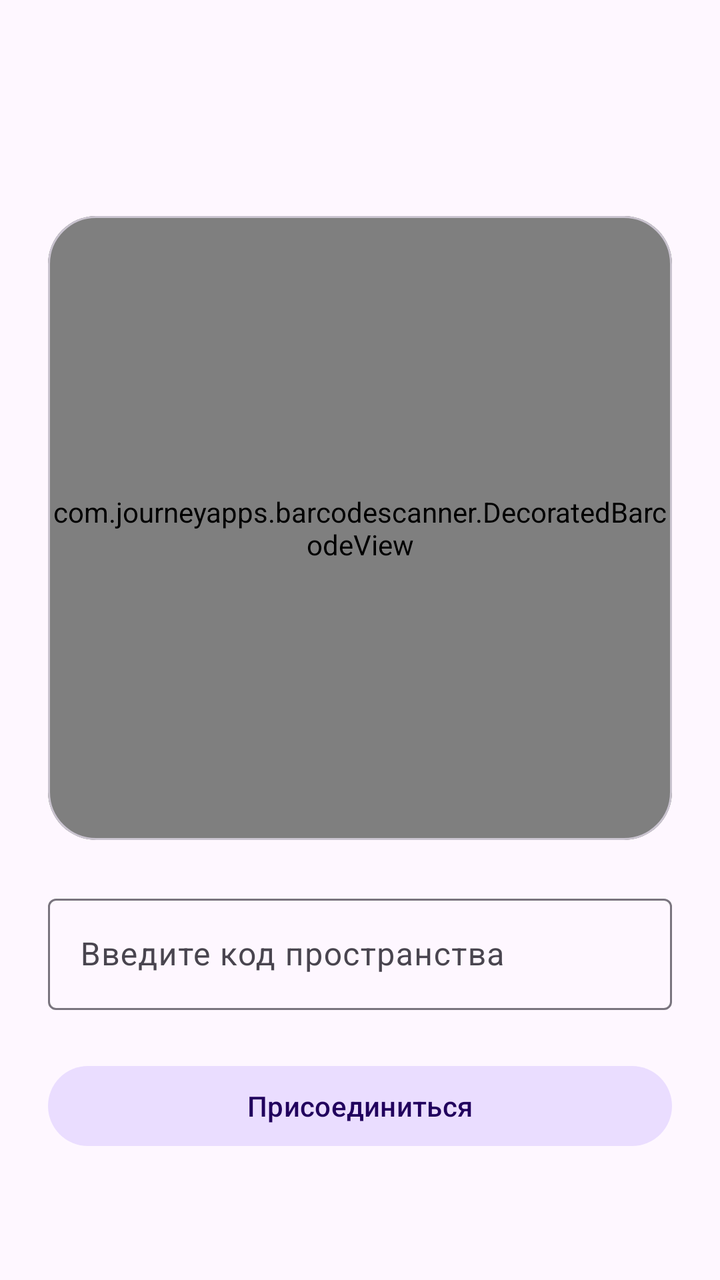
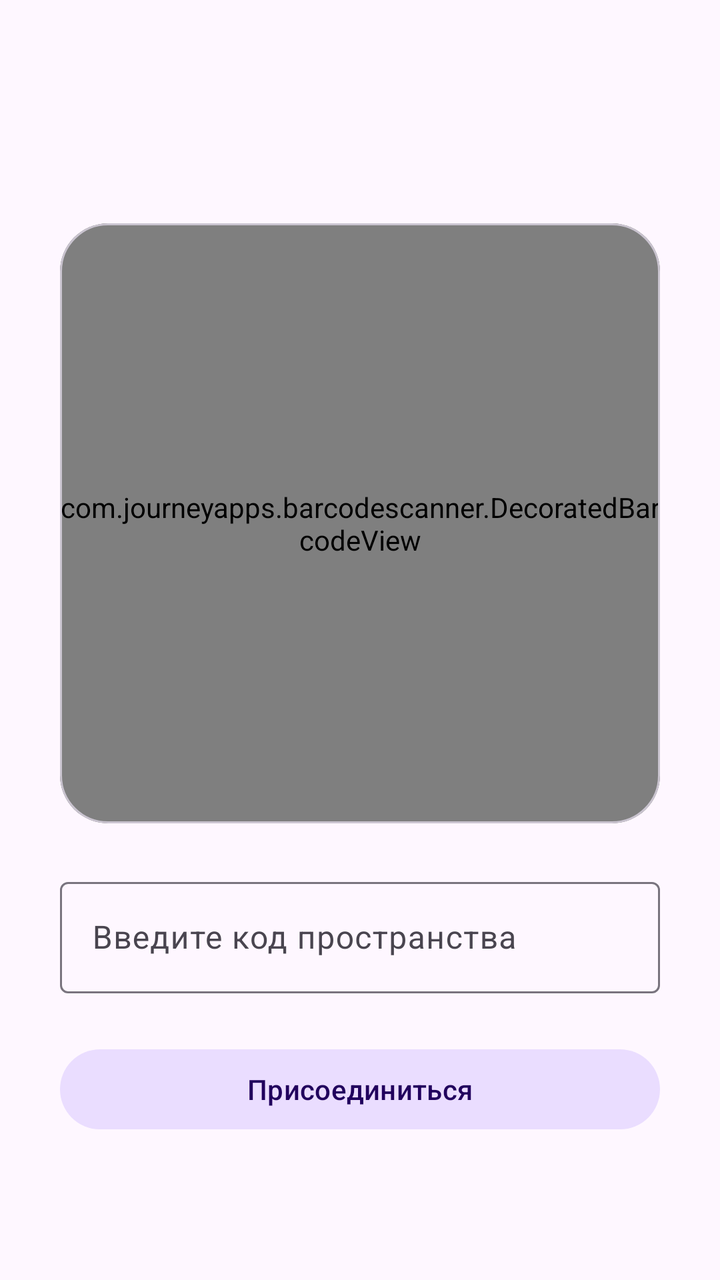

Compare the two renders of this Android layout. The source of the first and the diff that turns it into the second are given below.
<!-- AndroidManifest.xml: application theme Theme.Pancake -->
<!-- res/layout/activity_join_space.xml -->
<?xml version="1.0" encoding="utf-8"?>
<androidx.constraintlayout.widget.ConstraintLayout xmlns:android="http://schemas.android.com/apk/res/android"
    xmlns:app="http://schemas.android.com/apk/res-auto"
    android:layout_width="match_parent"
    android:layout_height="match_parent"
    android:padding="24dp">

    <com.google.android.material.card.MaterialCardView
        android:id="@+id/scannerCard"
        android:layout_width="0dp"
        android:layout_height="0dp"
        app:cardBackgroundColor="?attr/colorSurfaceContainer"
        app:cardCornerRadius="24dp"
        app:layout_constraintBottom_toBottomOf="parent"
        app:layout_constraintDimensionRatio="1:1"
        app:layout_constraintEnd_toEndOf="parent"
        app:layout_constraintStart_toStartOf="parent"
        app:layout_constraintTop_toTopOf="parent"
        app:layout_constraintVertical_bias="0.3">

        <com.journeyapps.barcodescanner.DecoratedBarcodeView
            android:id="@+id/spaceBarcodeView"
            android:layout_width="match_parent"
            android:layout_height="match_parent" />

    </com.google.android.material.card.MaterialCardView>

    <com.google.android.material.textfield.TextInputLayout
        android:id="@+id/layoutJoinSpaceCode"
        style="@style/Widget.Pancake.TextInputLayout"
        android:layout_width="0dp"
        android:layout_height="wrap_content"
        android:layout_marginTop="24dp"
        android:hint="@string/space_code_hint"
        app:layout_constraintEnd_toEndOf="@id/scannerCard"
        app:layout_constraintStart_toStartOf="@id/scannerCard"
        app:layout_constraintTop_toBottomOf="@id/scannerCard">

        <com.google.android.material.textfield.TextInputEditText
            android:id="@+id/inputJoinSpaceCode"
            android:layout_width="match_parent"
            android:layout_height="wrap_content"
            android:inputType="textNoSuggestions"
            android:maxLines="1" />

    </com.google.android.material.textfield.TextInputLayout>

    <com.google.android.material.button.MaterialButton
        android:id="@+id/buttonApplyJoinSpace"
        style="@style/Widget.Pancake.Button.Positive"
        android:layout_width="0dp"
        android:layout_height="wrap_content"
        android:layout_marginTop="24dp"
        android:text="@string/space_join_apply"
        app:layout_constraintEnd_toEndOf="@id/scannerCard"
        app:layout_constraintStart_toStartOf="@id/scannerCard"
        app:layout_constraintTop_toBottomOf="@id/layoutJoinSpaceCode" />

</androidx.constraintlayout.widget.ConstraintLayout>
<!-- resources referenced by this layout -->
<resources>
  <string name="space_code_hint">Введите код пространства</string>
  <string name="space_join_apply">Присоединиться</string>
  <style name="Widget.Pancake.Button.Positive" parent="Widget.Pancake.Button.DialogAction">
          <item name="backgroundTint">?attr/colorPrimaryContainer</item>
          <item name="android:textColor">?attr/colorOnPrimaryContainer</item>
          <item name="iconTint">?attr/colorOnPrimaryContainer</item>
      </style>
  <style name="Widget.Pancake.TextInputLayout" parent="Widget.Material3.TextInputLayout.OutlinedBox" />
  <style name="Theme.Pancake" parent="Theme.Material3.DayNight.NoActionBar">
  		<item name="android:navigationBarColor">?attr/colorSurface</item>
  		<item name="materialAlertDialogTheme">@style/ThemeOverlay.Pancake.MaterialAlertDialog</item>
  	</style>
  <style name="Widget.Pancake.Button.DialogAction" parent="Widget.Material3.Button.TonalButton">
          <item name="android:minHeight">48dp</item>
          <item name="android:paddingStart">16dp</item>
          <item name="android:paddingEnd">16dp</item>
          <item name="android:textAllCaps">false</item>
          <item name="android:maxLines">2</item>
          <item name="android:ellipsize">end</item>
          <item name="android:textAppearance">@style/TextAppearance.Material3.TitleSmall</item>
      </style>
  <style name="ThemeOverlay.Pancake.MaterialAlertDialog" parent="ThemeOverlay.Material3.MaterialAlertDialog" />
</resources>

<!-- the commit's change to res/layout/activity_join_space.xml (unified diff, before → after) -->
@@ -11,6 +11,7 @@
         android:layout_height="0dp"
         app:cardBackgroundColor="?attr/colorSurfaceContainer"
         app:cardCornerRadius="24dp"
+        app:layout_constraintWidth_max="@dimen/space_scanner_max_size"
         app:layout_constraintBottom_toBottomOf="parent"
         app:layout_constraintDimensionRatio="1:1"
         app:layout_constraintEnd_toEndOf="parent"
@@ -52,6 +53,7 @@
         android:layout_height="wrap_content"
         android:layout_marginTop="24dp"
         android:text="@string/space_join_apply"
+        app:layout_constraintWidth_max="@dimen/button_max_width"
         app:layout_constraintEnd_toEndOf="@id/scannerCard"
         app:layout_constraintStart_toStartOf="@id/scannerCard"
         app:layout_constraintTop_toBottomOf="@id/layoutJoinSpaceCode" />
<!-- resource entries referenced after the edit -->
@@ -1,5 +1,7 @@
 <!-- resources referenced by this layout -->
 <resources>
+  <dimen name="button_max_width">480dp</dimen>
+  <dimen name="space_scanner_max_size">300dp</dimen>
   <string name="space_code_hint">Введите код пространства</string>
   <string name="space_join_apply">Присоединиться</string>
   <style name="Widget.Pancake.Button.Positive" parent="Widget.Pancake.Button.DialogAction">
